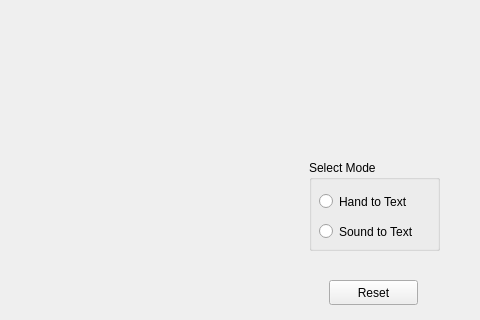
Qt form src/yhj/result/drl_demo.ui (addinedu-ros-4th/deeplearning-repo-5) before a commit; both pictures show x 531 to 1011 and y 170 to 490 of the 1011 by 694 pixel window.
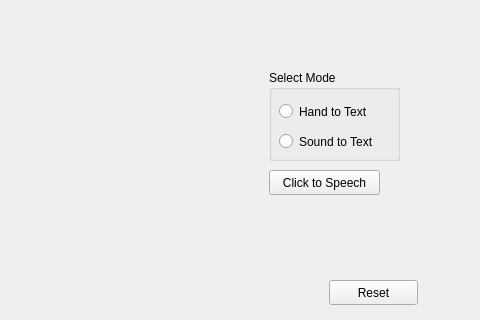
The same form after that commit.

Commit message: add Record btn

Patch:
```diff
--- a/src/yhj/result/drl_demo.ui
+++ b/src/yhj/result/drl_demo.ui
@@ -117,8 +117,8 @@
   <widget class="QGroupBox" name="groupBox">
    <property name="geometry">
     <rect>
-     <x>840</x>
-     <y>330</y>
+     <x>800</x>
+     <y>240</y>
      <width>131</width>
      <height>91</height>
     </rect>
@@ -153,6 +153,19 @@
     </property>
    </widget>
   </widget>
+  <widget class="QPushButton" name="record_btn">
+   <property name="geometry">
+    <rect>
+     <x>800</x>
+     <y>340</y>
+     <width>111</width>
+     <height>25</height>
+    </rect>
+   </property>
+   <property name="text">
+    <string>Click to Speech</string>
+   </property>
+  </widget>
  </widget>
  <resources/>
  <connections/>
```
